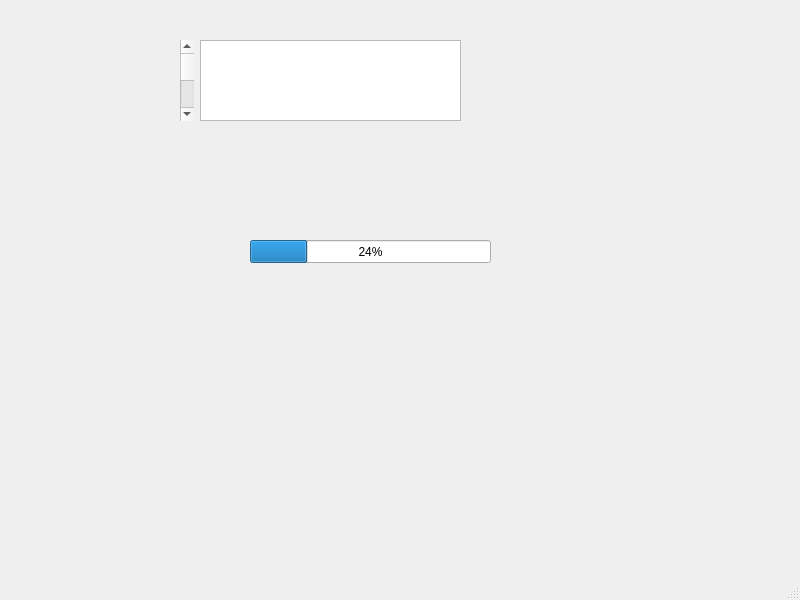
This is Restorer/searching.ui in nickoliuzzz/Restorer as Qt 5 draws it before an edit. The edited form follows.
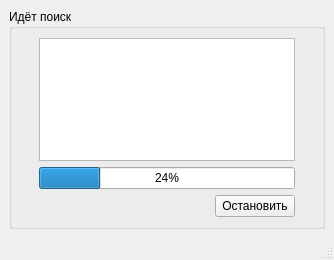
This is the edited form.

```diff
--- a/Restorer/searching.ui
+++ b/Restorer/searching.ui
@@ -6,62 +6,145 @@
    <rect>
     <x>0</x>
     <y>0</y>
-    <width>800</width>
-    <height>600</height>
+    <width>334</width>
+    <height>260</height>
    </rect>
   </property>
   <property name="windowTitle">
    <string>MainWindow</string>
   </property>
   <widget class="QWidget" name="centralwidget">
-   <widget class="QProgressBar" name="progressBar">
-    <property name="geometry">
-     <rect>
-      <x>250</x>
-      <y>240</y>
-      <width>241</width>
-      <height>23</height>
-     </rect>
-    </property>
-    <property name="value">
-     <number>24</number>
-    </property>
-   </widget>
-   <widget class="QWidget" name="">
-    <property name="geometry">
-     <rect>
-      <x>180</x>
-      <y>40</y>
-      <width>281</width>
-      <height>81</height>
-     </rect>
-    </property>
-    <layout class="QHBoxLayout" name="horizontalLayout">
-     <item>
-      <widget class="QScrollBar" name="verticalScrollBar">
-       <property name="cursor">
-        <cursorShape>OpenHandCursor</cursorShape>
-       </property>
-       <property name="orientation">
-        <enum>Qt::Vertical</enum>
-       </property>
-      </widget>
-     </item>
-     <item>
-      <widget class="QTextEdit" name="ListOfFiles">
-       <property name="enabled">
-        <bool>true</bool>
-       </property>
-       <property name="sizePolicy">
-        <sizepolicy hsizetype="Preferred" vsizetype="Preferred">
-         <horstretch>0</horstretch>
-         <verstretch>0</verstretch>
-        </sizepolicy>
-       </property>
-      </widget>
-     </item>
-    </layout>
-   </widget>
+   <layout class="QGridLayout" name="gridLayout_2">
+    <item row="0" column="0">
+     <widget class="QGroupBox" name="groupBox">
+      <property name="title">
+       <string>Идёт поиск</string>
+      </property>
+      <layout class="QGridLayout" name="gridLayout">
+       <item row="0" column="1">
+        <spacer name="verticalSpacer_2">
+         <property name="orientation">
+          <enum>Qt::Vertical</enum>
+         </property>
+         <property name="sizeHint" stdset="0">
+          <size>
+           <width>20</width>
+           <height>2</height>
+          </size>
+         </property>
+        </spacer>
+       </item>
+       <item row="1" column="0">
+        <spacer name="horizontalSpacer_2">
+         <property name="orientation">
+          <enum>Qt::Horizontal</enum>
+         </property>
+         <property name="sizeHint" stdset="0">
+          <size>
+           <width>19</width>
+           <height>20</height>
+          </size>
+         </property>
+        </spacer>
+       </item>
+       <item row="1" column="1">
+        <layout class="QVBoxLayout" name="verticalLayout_2">
+         <item>
+          <layout class="QVBoxLayout" name="verticalLayout">
+           <item>
+            <widget class="QListWidget" name="listWidget"/>
+           </item>
+           <item>
+            <spacer name="verticalSpacer">
+             <property name="orientation">
+              <enum>Qt::Vertical</enum>
+             </property>
+             <property name="sizeHint" stdset="0">
+              <size>
+               <width>20</width>
+               <height>18</height>
+              </size>
+             </property>
+            </spacer>
+           </item>
+           <item>
+            <widget class="QProgressBar" name="progressBar">
+             <property name="value">
+              <number>24</number>
+             </property>
+            </widget>
+           </item>
+          </layout>
+         </item>
+         <item>
+          <spacer name="verticalSpacer_3">
+           <property name="orientation">
+            <enum>Qt::Vertical</enum>
+           </property>
+           <property name="sizeHint" stdset="0">
+            <size>
+             <width>20</width>
+             <height>13</height>
+            </size>
+           </property>
+          </spacer>
+         </item>
+         <item>
+          <layout class="QHBoxLayout" name="horizontalLayout">
+           <item>
+            <spacer name="horizontalSpacer_3">
+             <property name="orientation">
+              <enum>Qt::Horizontal</enum>
+             </property>
+             <property name="sizeHint" stdset="0">
+              <size>
+               <width>40</width>
+               <height>20</height>
+              </size>
+             </property>
+            </spacer>
+           </item>
+           <item>
+            <widget class="QPushButton" name="pushButton">
+             <property name="text">
+              <string>Остановить</string>
+             </property>
+            </widget>
+           </item>
+          </layout>
+         </item>
+        </layout>
+       </item>
+       <item row="1" column="2">
+        <spacer name="horizontalSpacer">
+         <property name="orientation">
+          <enum>Qt::Horizontal</enum>
+         </property>
+         <property name="sizeHint" stdset="0">
+          <size>
+           <width>19</width>
+           <height>20</height>
+          </size>
+         </property>
+        </spacer>
+       </item>
+       <item row="2" column="1">
+        <spacer name="verticalSpacer_4">
+         <property name="orientation">
+          <enum>Qt::Vertical</enum>
+         </property>
+         <property name="sizeHint" stdset="0">
+          <size>
+           <width>20</width>
+           <height>2</height>
+          </size>
+         </property>
+        </spacer>
+       </item>
+      </layout>
+     </widget>
+    </item>
+   </layout>
   </widget>
   <widget class="QMenuBar" name="menubar">
    <property name="geometry">
```
Left out of the diff: 21 changed lines with no effect on the pictures.
